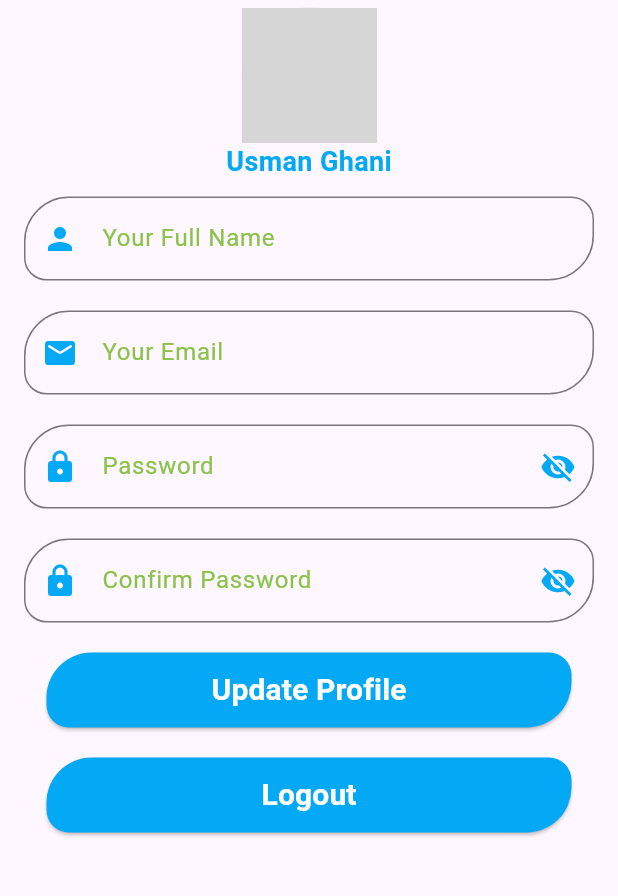
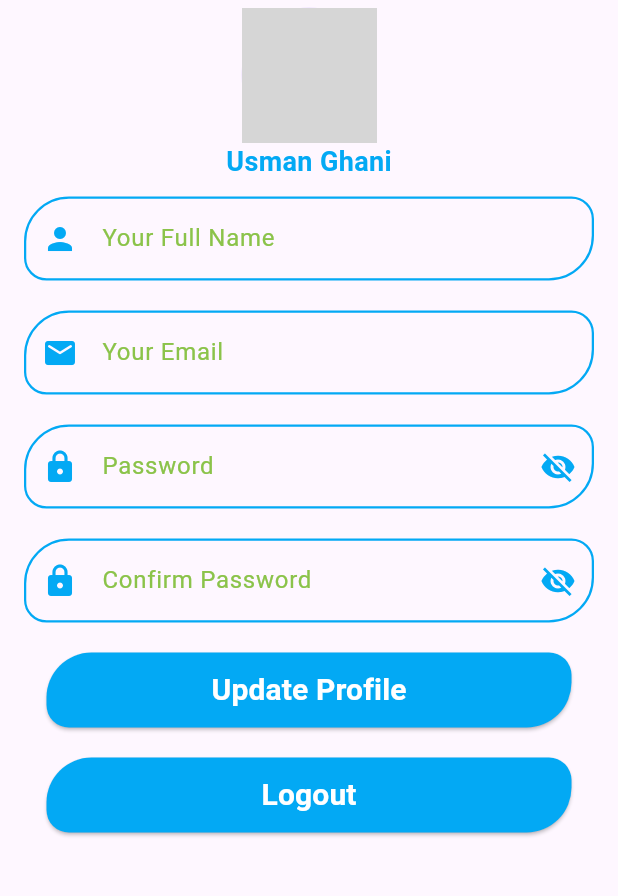
Before and after one commit to usmangtalha/musandam_profile_page, a Flutter app: the screen it shows after launch, on a phone screen of 412 x 824 dp, the part 94-990 px from its top. Run offline on Flutter 3.47's test engine with Material 3 defaults, Android fonts, the phone set to English and light mode, and no system bars; grey boxes are pictures that could not be loaded.

Commit message:
Musandam profile page border updated

```diff
--- a/lib/textfield/text.dart
+++ b/lib/textfield/text.dart
@@ -20,6 +20,16 @@ class CustomTextField extends StatelessWidget {
     this.validator,
 }) : super(key: key);
 
+  OutlineInputBorder customBorder (Color color, double width) => OutlineInputBorder(
+      borderSide: BorderSide(color: color, width: width),
+      borderRadius: BorderRadius.only(
+      topLeft: Radius.circular(30),
+  bottomRight: Radius.circular(30),
+  topRight: Radius.circular(15),
+  bottomLeft: Radius.circular(15),
+  ),
+  );
+
   @override
   Widget build(BuildContext context) {
     return Padding(
@@ -41,23 +51,16 @@ class CustomTextField extends StatelessWidget {
             onPressed: toggleVisibility,
           )
           : null,
-          border: OutlineInputBorder(
-            borderRadius: BorderRadius.only(
-              topLeft: Radius.circular(30),
-              bottomRight: Radius.circular(30),
-              topRight: Radius.circular(15),
-              bottomLeft: Radius.circular(15),
-            ),
-            borderSide: BorderSide(
-              color: Colors.lightBlue,
-              width: 1.5,
-            ),
-          ),
           hintText: hintText!,
           hintStyle: TextStyle(
             color: Colors.lightGreen,
             fontSize: 16,
           ),
+          border: customBorder(Colors.lightBlue, 1.5),
+          enabledBorder: customBorder(Colors.lightBlue, 1.5),
+          focusedBorder: customBorder(Colors.blue, 1.5),
+          errorBorder: customBorder(Colors.red, 1.5),
+          focusedErrorBorder: customBorder(Colors.red, 1.5),
         ),
       ),
     );
```
